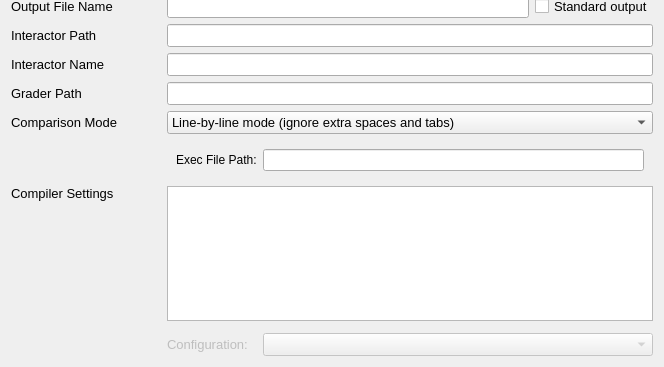
Qt form src/forms/taskeditwidget.ui (Seather-XS/LemonLime-ng) before a commit; both pictures show x 0 to 664 and y 470 to 837 of the 664 by 837 pixel window.
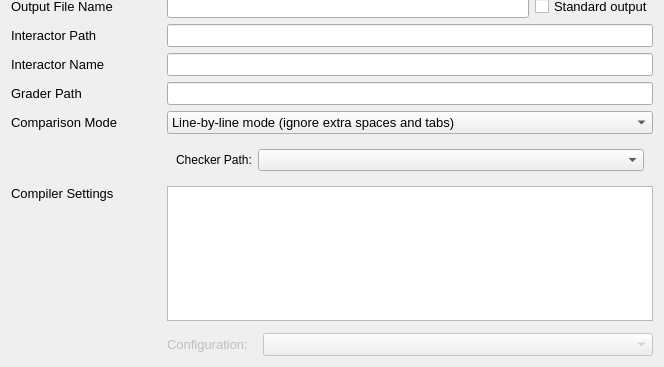
The same form after that commit. The open tabs and pages were chosen to show the change. Icons and pictures are not drawn. Custom widgets are drawn as their Qt base class.

Diff of the .ui file:
```diff
--- a/src/forms/taskeditwidget.ui
+++ b/src/forms/taskeditwidget.ui
@@ -304,12 +304,12 @@
           </sizepolicy>
          </property>
          <property name="text">
-          <string>Exec File Path:</string>
+          <string>Checker Path:</string>
          </property>
         </widget>
        </item>
        <item>
-        <widget class="FileLineEdit" name="testlibSpecialJudge">
+        <widget class="QComboBox" name="testlibSpecialJudge">
          <property name="font">
           <font>
            <pointsize>9</pointsize>
```
